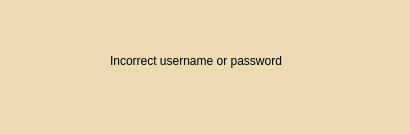
Old version of the form banter/Client/dialog1.ui in the repository Blacky001/banter.
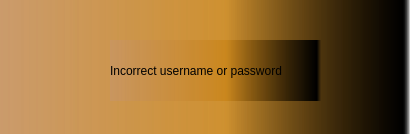
New version of the form.

Diff of the .ui file:
```diff
--- a/banter/Client/dialog1.ui
+++ b/banter/Client/dialog1.ui
@@ -14,17 +14,21 @@
    <string>Dialog</string>
   </property>
   <property name="styleSheet">
-   <string notr="true">background-color: rgb(236, 218, 180);</string>
+   <string notr="true">background-color: qlineargradient(spread:pad, x1:0, y1:0, x2:1, y2:0, stop:0 rgba(200, 150, 100, 200), stop:0.55 rgba(200, 130, 20, 167), stop:0.98 rgba(0, 0, 0, 255), stop:1 rgba(0, 0, 0, 0));
+background-color: qconicalgradient(cx:0.5, cy:0.5, angle:0, stop:0 rgba(35, 40, 3, 255), stop:0.16 rgba(136, 106, 22, 255), stop:0.225 rgba(166, 140, 41, 255), stop:0.285 rgba(204, 181, 74, 255), stop:0.345 rgba(235, 219, 102, 255), stop:0.415 rgba(245, 236, 112, 255), stop:0.52 rgba(209, 190, 76, 255), stop:0.57 rgba(187, 156, 51, 255), stop:0.635 rgba(168, 142, 42, 255), stop:0.695 rgba(202, 174, 68, 255), stop:0.75 rgba(218, 202, 86, 255), stop:0.815 rgba(208, 187, 73, 255), stop:0.88 rgba(187, 156, 51, 255), stop:0.935 rgba(137, 108, 26, 255), stop:1 rgba(35, 40, 3, 255));</string>
   </property>
   <widget class="QLabel" name="label">
    <property name="geometry">
     <rect>
      <x>110</x>
-     <y>30</y>
+     <y>40</y>
      <width>211</width>
      <height>61</height>
     </rect>
    </property>
+   <property name="styleSheet">
+    <string notr="true">background-color: qconicalgradient(cx:0.5, cy:0.5, angle:0, stop:0 rgba(35, 40, 3, 255), stop:0.16 rgba(136, 106, 22, 255), stop:0.225 rgba(166, 140, 41, 255), stop:0.285 rgba(204, 181, 74, 255), stop:0.345 rgba(235, 219, 102, 255), stop:0.415 rgba(245, 236, 112, 255), stop:0.52 rgba(209, 190, 76, 255), stop:0.57 rgba(187, 156, 51, 255), stop:0.635 rgba(168, 142, 42, 255), stop:0.695 rgba(202, 174, 68, 255), stop:0.75 rgba(218, 202, 86, 255), stop:0.815 rgba(208, 187, 73, 255), stop:0.88 rgba(187, 156, 51, 255), stop:0.935 rgba(137, 108, 26, 255), stop:1 rgba(35, 40, 3, 255));</string>
+   </property>
    <property name="text">
     <string>Incorrect username or password</string>
    </property>
```
